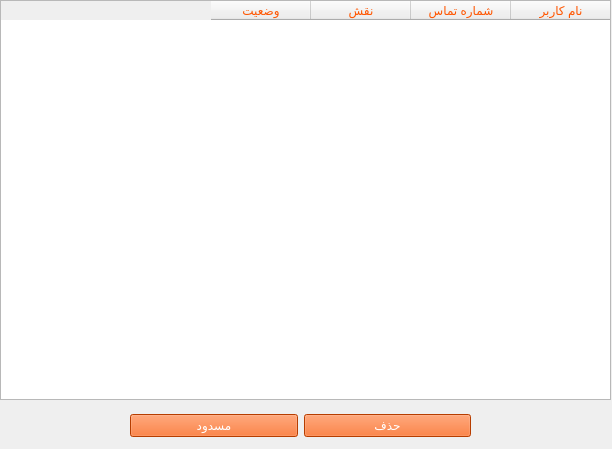
Before: the Qt Designer form FOOD/userstablewidget.ui in pooratho/FOOD, drawn with Qt 5.
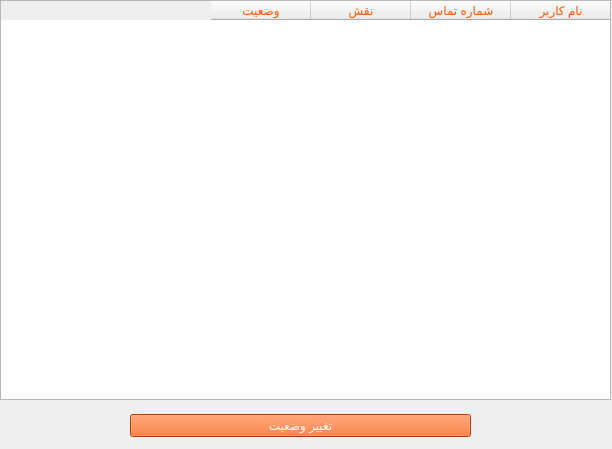
After: the same form once the commit is applied.

Patch:
```diff
--- a/FOOD/userstablewidget.ui
+++ b/FOOD/userstablewidget.ui
@@ -92,19 +92,7 @@
 font: 10pt &quot;B Farnaz&quot;;</string>
       </property>
       <property name="text">
-       <string>مسدود</string>
-      </property>
-     </widget>
-    </item>
-    <item>
-     <widget class="QPushButton" name="pushButton">
-      <property name="styleSheet">
-       <string notr="true">background-color: rgb(255, 85, 0);
-color: rgb(255, 255, 255);
-font: 10pt &quot;B Farnaz&quot;;</string>
-      </property>
-      <property name="text">
-       <string>حذف</string>
+       <string>تغییر وضعیت</string>
       </property>
      </widget>
     </item>
```
